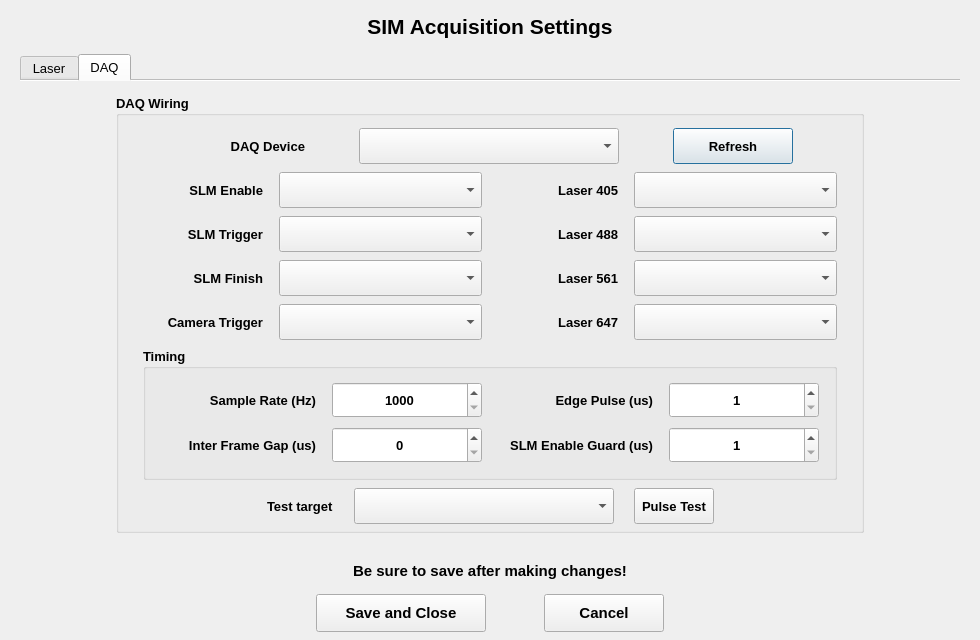
This is sim_control/sim_settings_dialog.ui in XinTan12/SIM_AutoSystem as Qt 5 draws it before an edit. The edited form follows.
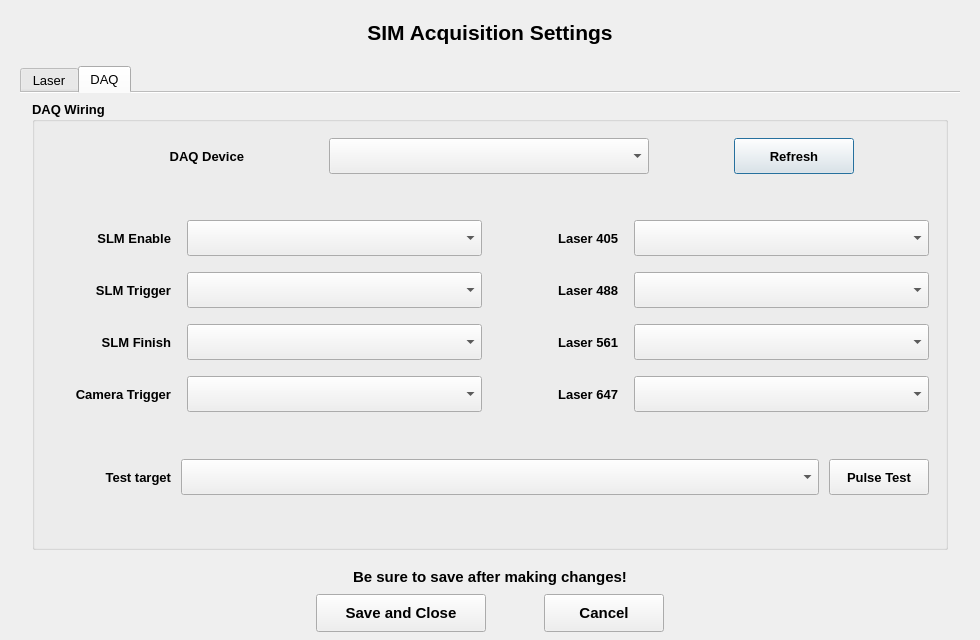
This is the edited form.

Commit message: Update SIM settings workflow and entrypoints

```diff
--- a/sim_control/sim_settings_dialog.ui
+++ b/sim_control/sim_settings_dialog.ui
@@ -42,10 +42,22 @@
    </property>
    <item>
     <widget class="QLabel" name="dialogHeader">
+     <property name="sizePolicy">
+      <sizepolicy hsizetype="Preferred" vsizetype="Fixed">
+       <horstretch>0</horstretch>
+       <verstretch>0</verstretch>
+      </sizepolicy>
+     </property>
      <property name="minimumSize">
       <size>
        <width>0</width>
-       <height>40</height>
+       <height>52</height>
+      </size>
+     </property>
+     <property name="maximumSize">
+      <size>
+       <width>16777215</width>
+       <height>52</height>
       </size>
      </property>
      <property name="font">
@@ -67,9 +79,9 @@
    <item>
     <widget class="QTabWidget" name="tabs">
      <property name="sizePolicy">
-      <sizepolicy hsizetype="Preferred" vsizetype="Preferred">
+      <sizepolicy hsizetype="Preferred" vsizetype="Expanding">
        <horstretch>0</horstretch>
-       <verstretch>0</verstretch>
+       <verstretch>1</verstretch>
       </sizepolicy>
      </property>
      <property name="minimumSize">
@@ -320,39 +332,24 @@
       </attribute>
       <layout class="QVBoxLayout" name="verticalLayout_daq_page">
        <property name="leftMargin">
-        <number>24</number>
+        <number>12</number>
        </property>
        <property name="topMargin">
-        <number>14</number>
+        <number>8</number>
        </property>
        <property name="rightMargin">
-        <number>24</number>
+        <number>12</number>
        </property>
        <property name="bottomMargin">
-        <number>14</number>
+        <number>10</number>
        </property>
        <item>
-        <layout class="QHBoxLayout" name="horizontalLayout_daq_center">
-         <item>
-          <spacer name="horizontalSpacer_daq_left">
-           <property name="orientation">
-            <enum>Qt::Horizontal</enum>
-           </property>
-           <property name="sizeHint" stdset="0">
-            <size>
-             <width>40</width>
-             <height>20</height>
-            </size>
-           </property>
-          </spacer>
-         </item>
-         <item>
-          <widget class="QGroupBox" name="group_daq">
-           <property name="maximumSize">
-            <size>
-             <width>860</width>
-             <height>720</height>
-            </size>
+        <widget class="QGroupBox" name="group_daq">
+           <property name="sizePolicy">
+            <sizepolicy hsizetype="Expanding" vsizetype="Expanding">
+             <horstretch>0</horstretch>
+             <verstretch>1</verstretch>
+            </sizepolicy>
            </property>
            <property name="font">
             <font>
@@ -367,20 +364,20 @@
            </property>
            <layout class="QVBoxLayout" name="verticalLayout_daq_group">
             <property name="spacing">
-             <number>8</number>
-            </property>
-            <property name="leftMargin">
-             <number>24</number>
-            </property>
-            <property name="topMargin">
-             <number>12</number>
-            </property>
-            <property name="rightMargin">
-             <number>24</number>
-            </property>
-            <property name="bottomMargin">
              <number>6</number>
             </property>
+            <property name="leftMargin">
+             <number>16</number>
+            </property>
+            <property name="topMargin">
+             <number>16</number>
+            </property>
+            <property name="rightMargin">
+             <number>16</number>
+            </property>
+            <property name="bottomMargin">
+             <number>12</number>
+            </property>
             <item>
              <layout class="QHBoxLayout" name="horizontalLayout_daq_device">
               <property name="spacing">
@@ -420,13 +417,13 @@
                <widget class="QComboBox" name="combo_daq_device">
                 <property name="minimumSize">
                  <size>
-                  <width>200</width>
+                  <width>240</width>
                   <height>36</height>
                  </size>
                 </property>
                 <property name="maximumSize">
                  <size>
-                  <width>260</width>
+                  <width>320</width>
                   <height>16777215</height>
                  </size>
                 </property>
@@ -478,13 +475,29 @@
               </item>
              </layout>
             </item>
+            <item>
+             <spacer name="verticalSpacer_daq_after_device">
+              <property name="orientation">
+               <enum>Qt::Vertical</enum>
+              </property>
+              <property name="sizeType">
+               <enum>QSizePolicy::Expanding</enum>
+              </property>
+              <property name="sizeHint" stdset="0">
+               <size>
+                <width>20</width>
+                <height>20</height>
+               </size>
+              </property>
+             </spacer>
+            </item>
             <item>
              <layout class="QGridLayout" name="formLayout_daq">
               <property name="horizontalSpacing">
                <number>16</number>
               </property>
               <property name="verticalSpacing">
-               <number>8</number>
+               <number>16</number>
               </property>
               <item row="0" column="0">
                <widget class="QLabel" name="label_slm_enable_line">
@@ -523,13 +536,13 @@
                <widget class="QComboBox" name="combo_slm_enable_line">
                 <property name="minimumSize">
                  <size>
-                  <width>200</width>
+                  <width>240</width>
                   <height>36</height>
                  </size>
                 </property>
                 <property name="maximumSize">
                  <size>
-                  <width>260</width>
+                  <width>320</width>
                   <height>16777215</height>
                  </size>
                 </property>
@@ -553,13 +566,13 @@
                <widget class="QComboBox" name="combo_slm_trigger_line">
                 <property name="minimumSize">
                  <size>
-                  <width>200</width>
+                  <width>240</width>
                   <height>36</height>
                  </size>
                 </property>
                 <property name="maximumSize">
                  <size>
-                  <width>260</width>
+                  <width>320</width>
                   <height>16777215</height>
                  </size>
                 </property>
@@ -613,13 +626,13 @@
                <widget class="QComboBox" name="combo_slm_finish_line">
                 <property name="minimumSize">
                  <size>
-                  <width>200</width>
+                  <width>240</width>
                   <height>36</height>
                  </size>
                 </property>
                 <property name="maximumSize">
                  <size>
-                  <width>260</width>
+                  <width>320</width>
                   <height>16777215</height>
                  </size>
                 </property>
@@ -673,13 +686,13 @@
                <widget class="QComboBox" name="combo_camera_trigger_line">
                 <property name="minimumSize">
                  <size>
-                  <width>200</width>
+                  <width>240</width>
                   <height>36</height>
                  </size>
                 </property>
                 <property name="maximumSize">
                  <size>
-                  <width>260</width>
+                  <width>320</width>
                   <height>16777215</height>
                  </size>
                 </property>
@@ -733,13 +746,13 @@
                <widget class="QComboBox" name="combo_laser_405_line">
                 <property name="minimumSize">
                  <size>
-                  <width>200</width>
+                  <width>240</width>
                   <height>36</height>
                  </size>
                 </property>
                 <property name="maximumSize">
                  <size>
-                  <width>260</width>
+                  <width>320</width>
                   <height>16777215</height>
                  </size>
                 </property>
@@ -793,13 +806,13 @@
                <widget class="QComboBox" name="combo_laser_488_line">
                 <property name="minimumSize">
                  <size>
-                  <width>200</width>
+                  <width>240</width>
                   <height>36</height>
                  </size>
                 </property>
                 <property name="maximumSize">
                  <size>
-                  <width>260</width>
+                  <width>320</width>
                   <height>16777215</height>
                  </size>
                 </property>
@@ -853,13 +866,13 @@
                <widget class="QComboBox" name="combo_laser_561_line">
                 <property name="minimumSize">
                  <size>
-                  <width>200</width>
+                  <width>240</width>
                   <height>36</height>
                  </size>
                 </property>
                 <property name="maximumSize">
                  <size>
-                  <width>260</width>
+                  <width>320</width>
                   <height>16777215</height>
                  </size>
                 </property>
@@ -913,13 +926,13 @@
                <widget class="QComboBox" name="combo_laser_647_line">
                 <property name="minimumSize">
                  <size>
-                  <width>200</width>
+                  <width>240</width>
                   <height>36</height>
                  </size>
                 </property>
                 <property name="maximumSize">
                  <size>
-                  <width>260</width>
+                  <width>320</width>
                   <height>16777215</height>
                  </size>
                 </property>
@@ -972,309 +985,40 @@
              </layout>
             </item>
             <item>
-             <widget class="QGroupBox" name="group_daq_timing">
-              <property name="font">
-               <font>
-                <family>Segoe UI</family>
-                <pointsize>10</pointsize>
-                <weight>75</weight>
-                <bold>true</bold>
-               </font>
+             <spacer name="verticalSpacer_daq_after_lines">
+              <property name="orientation">
+               <enum>Qt::Vertical</enum>
               </property>
-              <property name="title">
-               <string>Timing</string>
+              <property name="sizeType">
+               <enum>QSizePolicy::Expanding</enum>
               </property>
-              <layout class="QGridLayout" name="formLayout_daq_timing">
-               <property name="leftMargin">
-                <number>15</number>
-               </property>
-               <property name="topMargin">
-                <number>12</number>
-               </property>
-               <property name="rightMargin">
-                <number>15</number>
-               </property>
-               <property name="bottomMargin">
-                <number>12</number>
-               </property>
-               <property name="horizontalSpacing">
-                <number>16</number>
-               </property>
-               <property name="verticalSpacing">
-                <number>8</number>
-               </property>
-               <item row="0" column="0">
-                <widget class="QLabel" name="label_sample_rate">
-                 <property name="minimumSize">
-                  <size>
-                   <width>155</width>
-                   <height>0</height>
-                  </size>
-                 </property>
-                 <property name="maximumSize">
-                  <size>
-                   <width>155</width>
-                   <height>16777215</height>
-                  </size>
-                 </property>
-                 <property name="font">
-                  <font>
-                   <family>Segoe UI</family>
-                   <pointsize>10</pointsize>
-                   <weight>75</weight>
-                   <bold>true</bold>
-                  </font>
-                 </property>
-                 <property name="text">
-                  <string>Sample Rate (Hz)</string>
-                 </property>
-                 <property name="alignment">
-                  <set>Qt::AlignRight|Qt::AlignTrailing|Qt::AlignVCenter</set>
-                 </property>
-                </widget>
-               </item>
-               <item row="0" column="1">
-                <widget class="QSpinBox" name="spin_sample_rate">
-                 <property name="minimumSize">
-                  <size>
-                   <width>150</width>
-                   <height>36</height>
-                  </size>
-                 </property>
-                 <property name="maximumSize">
-                  <size>
-                   <width>180</width>
-                   <height>16777215</height>
-                  </size>
-                 </property>
-                 <property name="font">
-                  <font>
-                   <family>Segoe UI</family>
-                   <pointsize>10</pointsize>
-                   <weight>75</weight>
-                   <bold>true</bold>
-                  </font>
-                 </property>
-                 <property name="alignment">
-                  <set>Qt::AlignCenter</set>
-                 </property>
-                 <property name="minimum">
-                  <number>1000</number>
-                 </property>
-                 <property name="maximum">
-                  <number>20000000</number>
-                 </property>
-                </widget>
-               </item>
-               <item row="0" column="2">
-                <widget class="QLabel" name="label_edge_pulse">
-                 <property name="minimumSize">
-                  <size>
-                   <width>155</width>
-                   <height>0</height>
-                  </size>
-                 </property>
-                 <property name="maximumSize">
-                  <size>
-                   <width>155</width>
-                   <height>16777215</height>
-                  </size>
-                 </property>
-                 <property name="font">
-                  <font>
-                   <family>Segoe UI</family>
-                   <pointsize>10</pointsize>
-                   <weight>75</weight>
-                   <bold>true</bold>
-                  </font>
-                 </property>
-                 <property name="text">
-                  <string>Edge Pulse (us)</string>
-                 </property>
-                 <property name="alignment">
-                  <set>Qt::AlignRight|Qt::AlignTrailing|Qt::AlignVCenter</set>
-                 </property>
-                </widget>
-               </item>
-               <item row="0" column="3">
-                <widget class="QSpinBox" name="spin_edge_pulse_us">
-                 <property name="minimumSize">
-                  <size>
-                   <width>150</width>
-                   <height>36</height>
-                  </size>
-                 </property>
-                 <property name="maximumSize">
-                  <size>
-                   <width>180</width>
-                   <height>16777215</height>
-                  </size>
-                 </property>
-                 <property name="font">
-                  <font>
-                   <family>Segoe UI</family>
-                   <pointsize>10</pointsize>
-                   <weight>75</weight>
-                   <bold>true</bold>
-                  </font>
-                 </property>
-                 <property name="alignment">
-                  <set>Qt::AlignCenter</set>
-                 </property>
-                 <property name="minimum">
-                  <number>1</number>
-                 </property>
-                 <property name="maximum">
-                  <number>100000</number>
-                 </property>
-                </widget>
-               </item>
-               <item row="1" column="0">
-                <widget class="QLabel" name="label_inter_frame_gap">
-                 <property name="minimumSize">
-                  <size>
-                   <width>155</width>
-                   <height>0</height>
-                  </size>
-                 </property>
-                 <property name="maximumSize">
-                  <size>
-                   <width>155</width>
-                   <height>16777215</height>
-                  </size>
-                 </property>
-                 <property name="font">
-                  <font>
-                   <family>Segoe UI</family>
-                   <pointsize>10</pointsize>
-                   <weight>75</weight>
-                   <bold>true</bold>
-                  </font>
-                 </property>
-                 <property name="text">
-                  <string>Inter Frame Gap (us)</string>
-                 </property>
-                 <property name="alignment">
-                  <set>Qt::AlignRight|Qt::AlignTrailing|Qt::AlignVCenter</set>
-                 </property>
-                </widget>
-               </item>
-               <item row="1" column="1">
-                <widget class="QSpinBox" name="spin_inter_frame_gap_us">
-                 <property name="minimumSize">
-                  <size>
-                   <width>150</width>
-                   <height>36</height>
-                  </size>
-                 </property>
-                 <property name="maximumSize">
-                  <size>
-                   <width>180</width>
-                   <height>16777215</height>
-                  </size>
-                 </property>
-                 <property name="font">
-                  <font>
-                   <family>Segoe UI</family>
-                   <pointsize>10</pointsize>
-                   <weight>75</weight>
-                   <bold>true</bold>
-                  </font>
-                 </property>
-                 <property name="alignment">
-                  <set>Qt::AlignCenter</set>
-                 </property>
-                 <property name="maximum">
-                  <number>2000000</number>
-                 </property>
-                </widget>
-               </item>
-               <item row="1" column="2">
-                <widget class="QLabel" name="label_slm_enable_guard">
-                 <property name="minimumSize">
-                  <size>
-                   <width>155</width>
-                   <height>0</height>
-                  </size>
-                 </property>
-                 <property name="maximumSize">
-                  <size>
-                   <width>155</width>
-                   <height>16777215</height>
-                  </size>
-                 </property>
-                 <property name="font">
-                  <font>
-                   <family>Segoe UI</family>
-                   <pointsize>10</pointsize>
-                   <weight>75</weight>
-                   <bold>true</bold>
-                  </font>
-                 </property>
-                 <property name="text">
-                  <string>SLM Enable Guard (us)</string>
-                 </property>
-                 <property name="alignment">
-                  <set>Qt::AlignRight|Qt::AlignTrailing|Qt::AlignVCenter</set>
-                 </property>
-                </widget>
-               </item>
-               <item row="1" column="3">
-                <widget class="QSpinBox" name="spin_slm_enable_guard_us">
-                 <property name="minimumSize">
-                  <size>
-                   <width>150</width>
-                   <height>36</height>
-                  </size>
-                 </property>
-                 <property name="maximumSize">
-                  <size>
-                   <width>180</width>
-                   <height>16777215</height>
-                  </size>
-                 </property>
-                 <property name="font">
-                  <font>
-                   <family>Segoe UI</family>
-                   <pointsize>10</pointsize>
-                   <weight>75</weight>
-                   <bold>true</bold>
-                  </font>
-                 </property>
-                 <property name="alignment">
-                  <set>Qt::AlignCenter</set>
-                 </property>
-                 <property name="minimum">
-                  <number>1</number>
-                 </property>
-                 <property name="maximum">
-                  <number>100000</number>
-                 </property>
-                </widget>
-               </item>
-              </layout>
-             </widget>
+              <property name="sizeHint" stdset="0">
+               <size>
+                <width>20</width>
+                <height>20</height>
+               </size>
+              </property>
+             </spacer>
             </item>
             <item>
              <layout class="QHBoxLayout" name="horizontalLayout_daq_buttons">
               <property name="spacing">
-               <number>0</number>
+               <number>10</number>
               </property>
-              <item>
-               <spacer name="horizontalSpacer_daq_button_left">
-                <property name="orientation">
-                 <enum>Qt::Horizontal</enum>
-                </property>
-                <property name="sizeHint" stdset="0">
-                 <size>
-                  <width>40</width>
-                  <height>20</height>
-                 </size>
-                </property>
-               </spacer>
-              </item>
               <item>
                <widget class="QLabel" name="label_test_target">
+                <property name="minimumSize">
+                 <size>
+                  <width>120</width>
+                  <height>0</height>
+                 </size>
+                </property>
+                <property name="maximumSize">
+                 <size>
+                  <width>120</width>
+                  <height>16777215</height>
+                 </size>
+                </property>
                 <property name="font">
                  <font>
                   <family>Segoe UI</family>
@@ -1286,29 +1030,28 @@
                 <property name="text">
                  <string>Test target</string>
                 </property>
+                <property name="alignment">
+                 <set>Qt::AlignRight|Qt::AlignTrailing|Qt::AlignVCenter</set>
+                </property>
                </widget>
               </item>
-              <item>
-               <spacer name="horizontalSpacer_2">
-                <property name="orientation">
-                 <enum>Qt::Horizontal</enum>
-                </property>
-                <property name="sizeType">
-                 <enum>QSizePolicy::Preferred</enum>
-                </property>
-                <property name="sizeHint" stdset="0">
-                 <size>
-                  <width>20</width>
-                  <height>20</height>
-                 </size>
-                </property>
-               </spacer>
-              </item>
               <item>
                <widget class="QComboBox" name="combo_test_target">
+                <property name="sizePolicy">
+                 <sizepolicy hsizetype="Expanding" vsizetype="Fixed">
+                  <horstretch>1</horstretch>
+                  <verstretch>0</verstretch>
+                 </sizepolicy>
+                </property>
                 <property name="minimumSize">
                  <size>
-                  <width>260</width>
+                  <width>320</width>
+                  <height>36</height>
+                 </size>
+                </property>
+                <property name="maximumSize">
+                 <size>
+                  <width>16777215</width>
                   <height>36</height>
                  </size>
                 </property>
@@ -1322,22 +1065,6 @@
                 </property>
                </widget>
               </item>
-              <item>
-               <spacer name="horizontalSpacer_3">
-                <property name="orientation">
-                 <enum>Qt::Horizontal</enum>
-                </property>
-                <property name="sizeType">
-                 <enum>QSizePolicy::Preferred</enum>
-                </property>
-                <property name="sizeHint" stdset="0">
-                 <size>
-                  <width>20</width>
-                  <height>20</height>
-                 </size>
-                </property>
-               </spacer>
-              </item>
               <item>
                <widget class="QPushButton" name="btn_pulse_test">
                 <property name="sizePolicy">
@@ -1348,16 +1075,16 @@
                 </property>
                 <property name="minimumSize">
                  <size>
-                  <width>80</width>
-                  <height>36</height>
-                 </size>
-                </property>
-                <property name="maximumSize">
-                 <size>
                   <width>100</width>
                   <height>36</height>
                  </size>
                 </property>
+                <property name="maximumSize">
+                 <size>
+                  <width>120</width>
+                  <height>36</height>
+                 </size>
+                </property>
                 <property name="font">
                  <font>
                   <family>Segoe UI</family>
@@ -1371,38 +1098,26 @@
                 </property>
                </widget>
               </item>
-              <item>
-               <spacer name="horizontalSpacer_daq_button_right">
-                <property name="orientation">
-                 <enum>Qt::Horizontal</enum>
-                </property>
-                <property name="sizeHint" stdset="0">
-                 <size>
-                  <width>40</width>
-                  <height>20</height>
-                 </size>
-                </property>
-               </spacer>
-              </item>
              </layout>
             </item>
+            <item>
+             <spacer name="verticalSpacer_daq_bottom">
+              <property name="orientation">
+               <enum>Qt::Vertical</enum>
+              </property>
+              <property name="sizeType">
+               <enum>QSizePolicy::Expanding</enum>
+              </property>
+              <property name="sizeHint" stdset="0">
+               <size>
+                <width>20</width>
+                <height>20</height>
+               </size>
+              </property>
+             </spacer>
+            </item>
            </layout>
           </widget>
-         </item>
-         <item>
-          <spacer name="horizontalSpacer_daq_right">
-           <property name="orientation">
-            <enum>Qt::Horizontal</enum>
-           </property>
-           <property name="sizeHint" stdset="0">
-            <size>
-             <width>40</width>
-             <height>20</height>
-            </size>
-           </property>
-          </spacer>
-         </item>
-        </layout>
        </item>
       </layout>
      </widget>
```
The commit also changes 18 other files.
